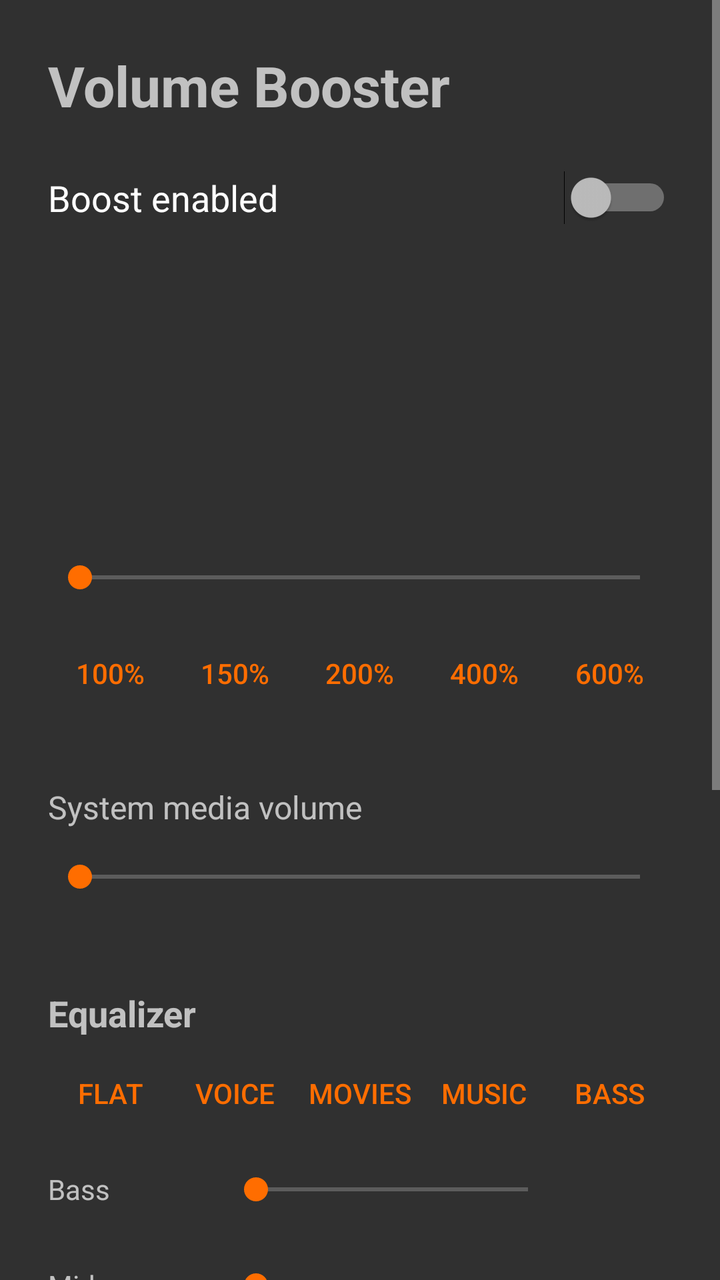
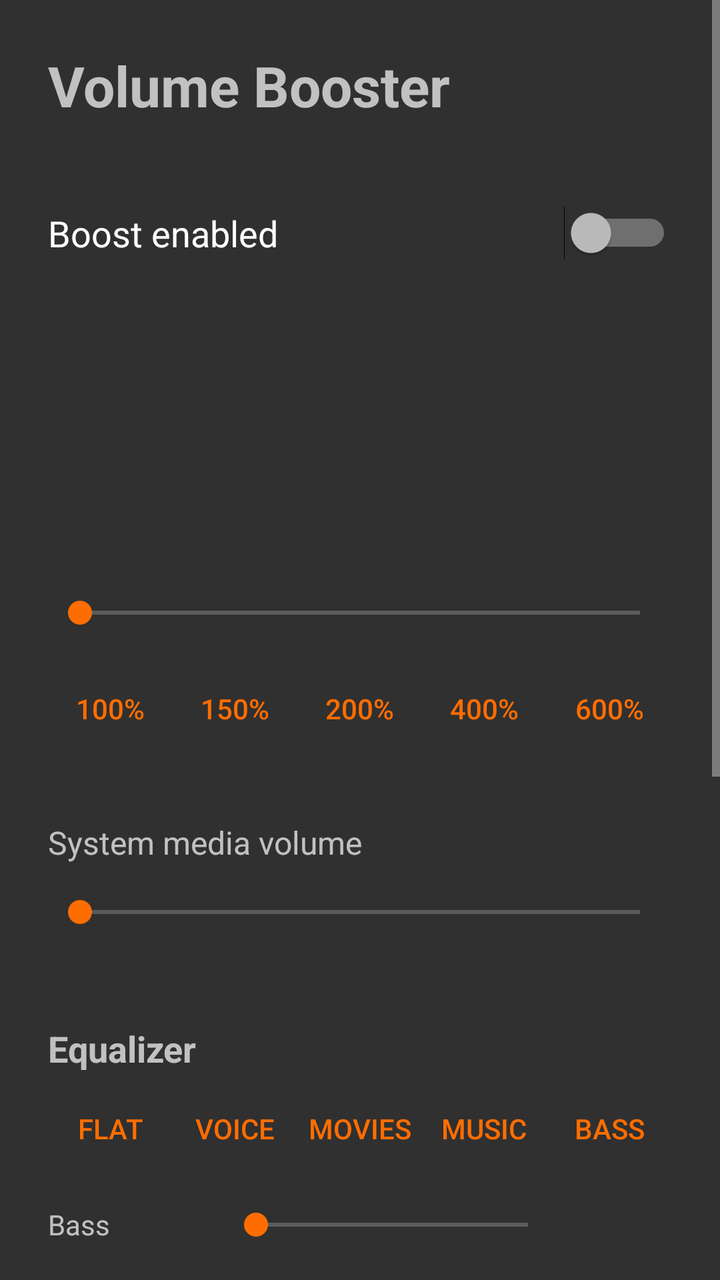

An Android layout rendered at two revisions. The XML below is the earlier revision; the diff shows what the commit changed to produce the second picture.
<!-- AndroidManifest.xml: application theme AppTheme -->
<!-- res/layout/activity_main.xml -->
<?xml version="1.0" encoding="utf-8"?>
<ScrollView xmlns:android="http://schemas.android.com/apk/res/android"
    android:layout_width="match_parent"
    android:layout_height="match_parent"
    android:fitsSystemWindows="true">

    <LinearLayout
        android:layout_width="match_parent"
        android:layout_height="wrap_content"
        android:orientation="vertical"
        android:padding="24dp">

        <TextView
            android:layout_width="wrap_content"
            android:layout_height="wrap_content"
            android:text="@string/app_name"
            android:textSize="28sp"
            android:textStyle="bold" />

        <Switch
            android:id="@+id/enableSwitch"
            android:layout_width="match_parent"
            android:layout_height="wrap_content"
            android:layout_marginTop="24dp"
            android:text="@string/enable"
            android:textSize="18sp" />

        <TextView
            android:id="@+id/boostLabel"
            android:layout_width="match_parent"
            android:layout_height="wrap_content"
            android:layout_marginTop="32dp"
            android:gravity="center"
            android:textColor="?android:attr/colorAccent"
            android:textSize="64sp"
            android:textStyle="bold" />

        <TextView
            android:id="@+id/gainLabel"
            android:layout_width="match_parent"
            android:layout_height="wrap_content"
            android:gravity="center"
            android:textSize="14sp" />

        <SeekBar
            android:id="@+id/boostBar"
            android:layout_width="match_parent"
            android:layout_height="48dp"
            android:layout_marginTop="16dp" />

        <LinearLayout
            android:layout_width="match_parent"
            android:layout_height="wrap_content"
            android:orientation="horizontal">

            <Button android:id="@+id/preset100" style="@style/Preset" android:text="100%" />
            <Button android:id="@+id/preset150" style="@style/Preset" android:text="150%" />
            <Button android:id="@+id/preset200" style="@style/Preset" android:text="200%" />
            <Button android:id="@+id/preset400" style="@style/Preset" android:text="400%" />
            <Button android:id="@+id/preset600" style="@style/Preset" android:text="600%" />
        </LinearLayout>

        <TextView
            android:layout_width="wrap_content"
            android:layout_height="wrap_content"
            android:layout_marginTop="32dp"
            android:text="@string/media_volume"
            android:textSize="16sp" />

        <SeekBar
            android:id="@+id/volumeBar"
            android:layout_width="match_parent"
            android:layout_height="48dp" />


        <TextView
            style="@style/SectionTitle"
            android:text="@string/equalizer" />

        <LinearLayout
            android:layout_width="match_parent"
            android:layout_height="wrap_content"
            android:orientation="horizontal">

            <Button android:id="@+id/eqFlat" style="@style/Preset" android:text="@string/preset_flat" />
            <Button android:id="@+id/eqVoice" style="@style/Preset" android:text="@string/preset_voice" />
            <Button android:id="@+id/eqMovies" style="@style/Preset" android:text="@string/preset_movies" />
            <Button android:id="@+id/eqMusic" style="@style/Preset" android:text="@string/preset_music" />
            <Button android:id="@+id/eqBass" style="@style/Preset" android:text="@string/preset_bass" />
        </LinearLayout>

        <LinearLayout
            android:layout_width="match_parent"
            android:layout_height="wrap_content"
            android:gravity="center_vertical"
            android:orientation="horizontal">

            <TextView
                android:layout_width="88dp"
                android:layout_height="wrap_content"
                android:text="@string/bass" />

            <SeekBar
                android:id="@+id/bassBar"
                android:layout_width="0dp"
                android:layout_height="48dp"
                android:layout_weight="1" />

            <TextView
                android:id="@+id/bassValue"
                android:layout_width="56dp"
                android:layout_height="wrap_content"
                android:gravity="end" />
        </LinearLayout>

        <LinearLayout
            android:layout_width="match_parent"
            android:layout_height="wrap_content"
            android:gravity="center_vertical"
            android:orientation="horizontal">

            <TextView
                android:layout_width="88dp"
                android:layout_height="wrap_content"
                android:text="@string/mid" />

            <SeekBar
                android:id="@+id/midBar"
                android:layout_width="0dp"
                android:layout_height="48dp"
                android:layout_weight="1" />

            <TextView
                android:id="@+id/midValue"
                android:layout_width="56dp"
                android:layout_height="wrap_content"
                android:gravity="end" />
        </LinearLayout>

        <LinearLayout
            android:layout_width="match_parent"
            android:layout_height="wrap_content"
            android:gravity="center_vertical"
            android:orientation="horizontal">

            <TextView
                android:layout_width="88dp"
                android:layout_height="wrap_content"
                android:text="@string/treble" />

            <SeekBar
                android:id="@+id/trebleBar"
                android:layout_width="0dp"
                android:layout_height="48dp"
                android:layout_weight="1" />

            <TextView
                android:id="@+id/trebleValue"
                android:layout_width="56dp"
                android:layout_height="wrap_content"
                android:gravity="end" />
        </LinearLayout>

        <LinearLayout
            android:layout_width="match_parent"
            android:layout_height="wrap_content"
            android:gravity="center_vertical"
            android:orientation="horizontal">

            <TextView
                android:layout_width="88dp"
                android:layout_height="wrap_content"
                android:text="@string/bass_boost" />

            <SeekBar
                android:id="@+id/bassBoostBar"
                android:layout_width="0dp"
                android:layout_height="48dp"
                android:layout_weight="1" />

            <TextView
                android:id="@+id/bassBoostValue"
                android:layout_width="56dp"
                android:layout_height="wrap_content"
                android:gravity="end" />
        </LinearLayout>

        <TextView
            style="@style/SectionTitle"
            android:text="@string/volume_keys_label" />

        <Switch
            android:id="@+id/volumeKeysSwitch"
            android:layout_width="match_parent"
            android:layout_height="wrap_content"
            android:text="@string/volume_keys_switch"
            android:textSize="16sp" />

        <TextView
            android:layout_width="match_parent"
            android:layout_height="wrap_content"
            android:layout_marginTop="4dp"
            android:alpha="0.7"
            android:text="@string/volume_keys_hint"
            android:textSize="13sp" />

        <TextView
            android:id="@+id/warning"
            android:layout_width="match_parent"
            android:layout_height="wrap_content"
            android:layout_marginTop="16dp"
            android:text="@string/attach_failed"
            android:textColor="#E65100"
            android:visibility="gone" />

        <TextView
            android:layout_width="match_parent"
            android:layout_height="wrap_content"
            android:layout_marginTop="32dp"
            android:alpha="0.7"
            android:text="@string/hint"
            android:textSize="13sp" />
    </LinearLayout>
</ScrollView>
<!-- resources referenced by this layout -->
<resources>
  <string name="app_name">Volume Booster</string>
  <string name="attach_failed">This device refused the global audio effect. Boost will only apply to players that announce their audio session (most music and video apps do).</string>
  <string name="bass">Bass</string>
  <string name="bass_boost">Bass boost</string>
  <string name="enable">Boost enabled</string>
  <string name="equalizer">Equalizer</string>
  <string name="hint">Boost applies to all audio from your phone. Some apps or devices may ignore it. Pull down Quick Settings and edit the tiles to add a Volume Booster toggle.</string>
  <string name="media_volume">System media volume</string>
  <string name="mid">Mid</string>
  <string name="preset_bass">Bass</string>
  <string name="preset_flat">Flat</string>
  <string name="preset_movies">Movies</string>
  <string name="preset_music">Music</string>
  <string name="preset_voice">Voice</string>
  <string name="treble">Treble</string>
  <string name="volume_keys_hint" formatted="false">When media volume is at maximum, volume up raises the boost by 25% and volume down lowers it again. Needs the Volume Booster accessibility service, which only reads the volume keys.</string>
  <string name="volume_keys_label">Volume buttons</string>
  <string name="volume_keys_switch">Volume buttons control boost</string>
  <style name="Preset" parent="android:Widget.Material.Button.Borderless.Colored">
          <item name="android:layout_width">0dp</item>
          <item name="android:layout_height">wrap_content</item>
          <item name="android:layout_weight">1</item>
          <item name="android:minWidth">0dp</item>
          <item name="android:paddingStart">0dp</item>
          <item name="android:paddingEnd">0dp</item>
      </style>
  <style name="SectionTitle">
          <item name="android:layout_width">wrap_content</item>
          <item name="android:layout_height">wrap_content</item>
          <item name="android:layout_marginTop">32dp</item>
          <item name="android:layout_marginBottom">4dp</item>
          <item name="android:textSize">18sp</item>
          <item name="android:textStyle">bold</item>
      </style>
  <style name="AppTheme" parent="android:Theme.Material.NoActionBar">
          <item name="android:colorAccent">#FF6D00</item>
          <item name="android:colorPrimary">#FF6D00</item>
      </style>
</resources>

<!-- the commit's change to res/layout/activity_main.xml (unified diff, before → after) -->
@@ -16,6 +16,13 @@
             android:text="@string/app_name"
             android:textSize="28sp"
             android:textStyle="bold" />
+
+        <TextView
+            android:id="@+id/versionLabel"
+            android:layout_width="wrap_content"
+            android:layout_height="wrap_content"
+            android:alpha="0.7"
+            android:textSize="13sp" />
 
         <Switch
             android:id="@+id/enableSwitch"
